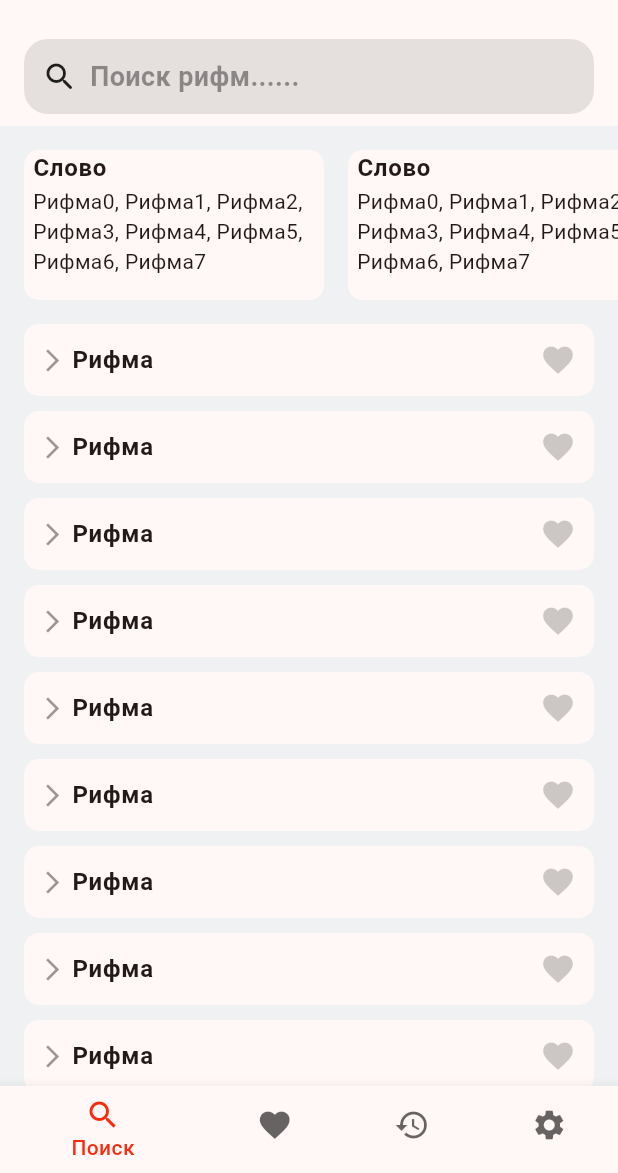
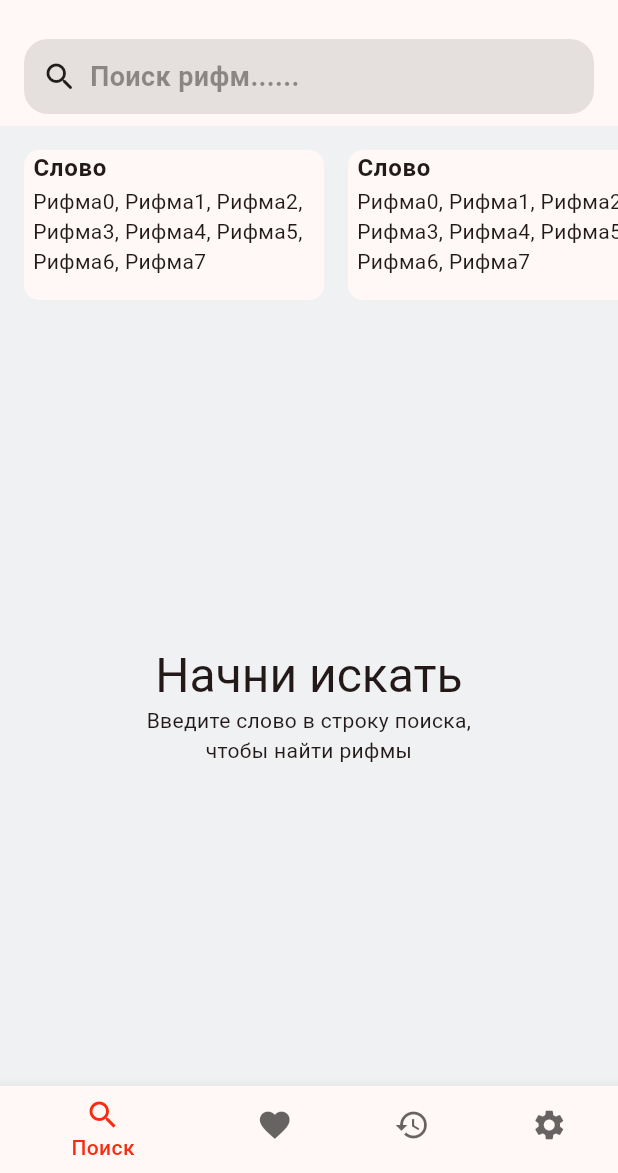
Before and after one commit to engine1c/phymer, a Flutter app: the screen it shows after launch, on a phone screen of 412 x 824 dp, the part 63-1236 px from its top. Run offline on Flutter 3.47's test engine with Material 3 defaults, Android fonts, the phone set to English and light mode, and no system bars; our stand-ins replace auto_route, dio, equatable, flutter_bloc, flutter_dotenv, retrofit; generated files the repository leaves out were written again.

Commit message:
version: 1.0.0+10

```diff
--- a/lib/api/api.dart
+++ b/lib/api/api.dart
@@ -8,19 +8,19 @@ part 'api.g.dart';
 //flutter packages pub run build_runner build --delete-conflicting-outputs
 
 @RestApi(baseUrl: '')
-abstract class RhimerApiClient {
-  factory RhimerApiClient(Dio dio, {String baseUrl}) = _RhimerApiClient;
+abstract class RhymerApiClient {
+  factory RhymerApiClient(Dio dio, {String baseUrl}) = _RhymerApiClient;
 
-  factory RhimerApiClient.create({String? apiURL}) {
+  factory RhymerApiClient.create({String? apiURL}) {
     final dio = Dio();
     if (apiURL != null) {
-      return RhimerApiClient(dio, baseUrl: apiURL);
+      return RhymerApiClient(dio, baseUrl: apiURL);
     }
-    return RhimerApiClient(
+    return RhymerApiClient(
       dio,
     );
   }
 
-  @GET('/rhimes/get')
-  Future<Rhimes> getRhimesList(@Query('word') String word);
+  @GET('{word}')
+  Future<Rhymes> getRhimesList(@Path('word') String word);
 }
--- a/lib/api/models/rhymes.dart
+++ b/lib/api/models/rhymes.dart
@@ -3,12 +3,12 @@ import 'package:json_annotation/json_annotation.dart';
 part 'rhymes.g.dart';
 
 @JsonSerializable()
-class Rhimes {
-  const Rhimes({
+class Rhymes {
+  const Rhymes({
     required this.words,
   });
 
-  factory Rhimes.fromJson(Map<String, dynamic> json) => _$RhimesFromJson(json);
+  factory Rhymes.fromJson(Map<String, dynamic> json) => _$RhimesFromJson(json);
 
   final List<String> words;
 
--- /dev/null
+++ b/lib/features/search/bloc/rhymer_list_bloc.dart
@@ -0,0 +1,30 @@
+import 'package:equatable/equatable.dart';
+import 'package:flutter_bloc/flutter_bloc.dart';
+import 'package:rhymer/api/api.dart';
+import 'package:rhymer/api/models/models.dart';
+
+part 'rhymer_list_event.dart';
+part 'rhymer_list_state.dart';
+
+class RhymesListBloc extends Bloc<RhymesListEvent, RhymesListState> {
+  RhymesListBloc({required this.apiClient}) : super(RhymesListInitial()) {
+    on<SearchRhymes>(_onSearch);
+  }
+
+  final RhymerApiClient apiClient;
+
+  Future<void> _onSearch(
+    SearchRhymes event,
+    Emitter<RhymesListState> emit,
+  ) async {
+    try {
+      emit(RhymesListLoading());
+      final rhymes = await apiClient.getRhimesList(event.query);
+      emit(RhymesListLoaded(rhymes: rhymes));
+      //print('....Rhymer---List---Loading$rhymes');
+    } catch (e) {
+      //print('....Rhymer---List---Loading---ERROR: $e');
+      emit(RhymesListFailure(e));
+    }
+  }
+}
--- /dev/null
+++ b/lib/features/search/bloc/rhymer_list_event.dart
@@ -0,0 +1,16 @@
+part of 'rhymer_list_bloc.dart';
+
+sealed class RhymesListEvent extends Equatable {
+  const RhymesListEvent();
+
+  @override
+  List<Object> get props => [];
+}
+
+class SearchRhymes extends RhymesListEvent {
+  const SearchRhymes({required this.query});
+
+  final String query;
+  @override
+  List<Object> get props => super.props..addAll([query]);
+}
--- /dev/null
+++ b/lib/features/search/bloc/rhymer_list_state.dart
@@ -0,0 +1,57 @@
+part of 'rhymer_list_bloc.dart';
+
+sealed class RhymesListState extends Equatable {
+  const RhymesListState();
+
+  @override
+  List<Object> get props => [];
+}
+
+final class RhymesListInitial extends RhymesListState {}
+
+final class RhymesListLoading extends RhymesListState {}
+
+final class RhymesListLoaded extends RhymesListState {
+  const RhymesListLoaded({
+    required this.rhymes,
+    //required this.query,
+    //required List<FavoriteRhymes> favoriteRhymes,
+  }); //: _favoriteRhymes = favoriteRhymes;
+
+  //final String query;
+  final Rhymes rhymes;
+  //final List<FavoriteRhymes> _favoriteRhymes;
+
+  // bool isFavorite(String rhyme) {
+  //   return _favoriteRhymes
+  //       .where((e) => e.favoriteWord == rhyme && e.queryWord == query)
+  //       .isNotEmpty;
+  // }
+
+  @override
+  List<Object> get props => super.props
+    ..addAll([
+      rhymes,
+      //query,
+    ]); // _favoriteRhymes]);
+
+  RhymesListLoaded copyWith({
+    String? query,
+    Rhymes? rhymes,
+    //List<FavoriteRhymes>? favoriteRhymes,
+  }) {
+    return RhymesListLoaded(
+      //query: query ?? this.query,
+      rhymes: rhymes ?? this.rhymes,
+      //favoriteRhymes: favoriteRhymes ?? _favoriteRhymes,
+    );
+  }
+}
+
+final class RhymesListFailure extends RhymesListState {
+  const RhymesListFailure(this.error);
+  final Object error;
+
+  @override
+  List<Object> get props => super.props..add(error);
+}
--- a/lib/features/search/view/search_screen.dart
+++ b/lib/features/search/view/search_screen.dart
@@ -1,13 +1,35 @@
 import 'package:auto_route/auto_route.dart';
 import 'package:flutter/material.dart';
+import 'package:flutter_bloc/flutter_bloc.dart';
+import 'package:rhymer/features/search/bloc/rhymer_list_bloc.dart';
+import 'package:rhymer/features/search/widgets/rhymes_list_initial_baner.dart';
 import 'package:rhymer/features/search/widgets/widgets.dart';
 import 'package:rhymer/ui/widgets/widgets.dart';
 
 @RoutePage()
-class SearchScreen extends StatelessWidget {
+class SearchScreen extends StatefulWidget {
   const SearchScreen({
     super.key,
   });
+
+  @override
+  State<SearchScreen> createState() => _SearchScreenState();
+}
+
+// final apiURL = dotenv.env['API_URL'];
+// final client = RhymerApiClient.create(apiURL: apiURL);
+// final _rhymesListBloc = RhymesListBloc(apiClient: client);
+
+class _SearchScreenState extends State<SearchScreen> {
+  final _searchController = TextEditingController();
+
+  // @override
+  // void initState() {
+  //   //_rhymesListBloc.add(const SearchRhymes(query: 'глаз'));
+  //   BlocProvider.of<RhymesListBloc>(context)
+  //       .add(const SearchRhymes(query: 'морковь'));
+  //   super.initState();
+  // }
 
   @override
   Widget build(BuildContext context) {
@@ -24,6 +46,7 @@ class SearchScreen extends StatelessWidget {
           bottom: PreferredSize(
             preferredSize: const Size.fromHeight(70),
             child: SearchButton(
+              controller: _searchController,
               onTap: () => _showSearchBottomSheet(context),
             ),
           ),
@@ -50,32 +73,66 @@ class SearchScreen extends StatelessWidget {
             ),
           ),
         ),
-        const SliverToBoxAdapter(
-          child: SizedBox(
-            height: 16,
-          ),
-        ),
-        SliverList.builder(
-            itemBuilder: (context, index) => const RhymeListCard(
-                  rhyme: 'Рифма',
-                  sourseWord: '',
-                )),
+        const SliverToBoxAdapter(child: SizedBox(height: 16)),
+        BlocBuilder<RhymesListBloc, RhymesListState>(
+            //listener: _handleRhymesListState,
+            builder: (context, state) {
+          if (state is RhymesListLoaded) {
+            final rhymesModel = state.rhymes;
+            final rhymes = rhymesModel.words;
+            return SliverList.builder(
+              itemCount: rhymes.length,
+              itemBuilder: (context, index) {
+                final rhyme = rhymes[index];
+                return RhymeListCard(
+                    rhyme: rhyme,
+                    //isFavorite: state.isFavorite(rhyme),
+                    onTap: () {}
+                    //=> _toggleFavorite(context, rhymesModel, state, rhyme),
+                    );
+              },
+            );
+          }
+          if (state is RhymesListInitial) {
+            return const SliverFillRemaining(
+              child: RhymesListInitialBanner(),
+            );
+          }
+          return const SliverFillRemaining(
+            child: Center(
+              child: CircularProgressIndicator(),
+            ),
+          );
+        }),
       ],
     );
   }
 
-  Future<dynamic> _showSearchBottomSheet(
-    BuildContext context,
-  ) {
-    return showModalBottomSheet(
+  // void _handleRhymesListState(
+  //   BuildContext context,
+  //   RhymesListState state,
+  // ) {
+  //   if (state is RhymesListLoaded) {
+  //     BlocProvider.of<HistoryRhymesBloc>(context).add(LoadHistoryRhymes());
+  //   }
+  // }
+
+  Future<void> _showSearchBottomSheet(BuildContext context) async {
+    final bloc = BlocProvider.of<RhymesListBloc>(context);
+    final query = await showModalBottomSheet<String>(
       isScrollControlled: true,
       backgroundColor: Colors.transparent,
       elevation: 0,
       context: context,
-      builder: (context) => const Padding(
-        padding: EdgeInsets.only(top: 60),
-        child: SearchRhimerBottomSheet(),
+      builder: (context) => Padding(
+        padding: const EdgeInsets.only(top: 60),
+        child: SearchRhymesBottomSheet(
+          controller: _searchController,
+        ),
       ),
     );
+    if (query?.isNotEmpty ?? false) {
+      bloc.add(SearchRhymes(query: query!));
+    }
   }
 }
--- /dev/null
+++ b/lib/features/search/widgets/rhymes_list_initial_baner.dart
@@ -0,0 +1,29 @@
+import 'package:flutter/material.dart';
+
+class RhymesListInitialBanner extends StatelessWidget {
+  const RhymesListInitialBanner({super.key});
+
+  @override
+  Widget build(BuildContext context) {
+    final theme = Theme.of(context);
+    return Center(
+      child: Column(
+        mainAxisAlignment: MainAxisAlignment.center,
+        children: [
+          Text(
+            'Начни искать',
+            style: theme.textTheme.headlineLarge,
+          ),
+          Padding(
+            padding: const EdgeInsets.symmetric(horizontal: 40),
+            child: Text(
+              'Введите слово в строку поиска,\nчтобы найти рифмы',
+              textAlign: TextAlign.center,
+              style: theme.textTheme.bodyMedium,
+            ),
+          ),
+        ],
+      ),
+    );
+  }
+}
--- a/lib/features/search/widgets/search_button.dart
+++ b/lib/features/search/widgets/search_button.dart
@@ -4,9 +4,11 @@ class SearchButton extends StatelessWidget {
   const SearchButton({
     super.key,
     required this.onTap,
+    required this.controller,
   });
 
   final VoidCallback onTap;
+  final TextEditingController controller;
 
   @override
   Widget build(BuildContext context) {
@@ -26,13 +28,19 @@ class SearchButton extends StatelessWidget {
             const SizedBox(
               width: 8,
             ),
-            Text(
-              'Поиск рифм......',
-              style: TextStyle(
-                  fontSize: 18,
-                  color: theme.hintColor.withOpacity(0.4),
-                  fontWeight: FontWeight.w700),
-            ),
+            AnimatedBuilder(
+                animation: controller,
+                builder: (context, _) {
+                  return Text(
+                    controller.text.isEmpty
+                        ? 'Поиск рифм......'
+                        : controller.text,
+                    style: TextStyle(
+                        fontSize: 18,
+                        color: theme.hintColor.withOpacity(0.4),
+                        fontWeight: FontWeight.w700),
+                  );
+                }),
           ],
         ),
       ),
--- a/lib/features/search/widgets/widgets.dart
+++ b/lib/features/search/widgets/widgets.dart
@@ -1,2 +1,2 @@
 export 'search_button.dart';
-export 'search_rhimer_bottom_sheet.dart';
+export 'search_rhymes_bottom_sheet.dart';
--- a/lib/main.dart
+++ b/lib/main.dart
@@ -1,15 +1,19 @@
 import 'package:flutter/material.dart';
+import 'package:flutter_bloc/flutter_bloc.dart';
 import 'package:flutter_dotenv/flutter_dotenv.dart';
 import 'package:rhymer/api/api.dart';
-//import 'package:rhymer/api/api.dart';
+import 'package:rhymer/features/search/bloc/rhymer_list_bloc.dart';
 import 'package:rhymer/router/router.dart';
 
 import 'ui/ui.dart';
 
 Future<void> main() async {
   WidgetsFlutterBinding.ensureInitialized();
+
   await dotenv.load(fileName: ".env");
-  final client = RhimerApiClient.create(apiURL: dotenv.env['API_URL']);
+  final apiURL = dotenv.env['API_URL'];
+  final client = RhymerApiClient.create(apiURL: apiURL);
+
   runApp(const RhymerApp());
 }
 
@@ -17,7 +21,8 @@ class RhymerApp extends StatefulWidget {
   const RhymerApp({
     super.key,
   });
-  //final RhimerApiClient apiClient;
+
+  //final RhymerApiClient apiClient;
 
   @override
   State<RhymerApp> createState() => _RhymerAppState();
@@ -26,20 +31,24 @@ class RhymerApp extends StatefulWidget {
 class _RhymerAppState extends State<RhymerApp> {
   final _router = AppRouter();
 
-  @override
-  void initState() {
-    super.initState();
-    // widget.apiClient.getRhimesList('морковь').then((value) {
-    //   print(value);
-    // });
-  }
+  // @override
+  // void initState() {
+  //   super.initState();
+  //   // widget.apiClient.getRhimesList('морковь').then((value) {
+  //   //   print(value);
+  //   // });
+  // }
 
   @override
   Widget build(BuildContext context) {
-    return MaterialApp.router(
-      title: 'Rhymer',
-      theme: themeData,
-      routerConfig: _router.config(),
+    return BlocProvider(
+      create: (context) => RhymesListBloc(
+          apiClient: RhymerApiClient.create(apiURL: dotenv.env['API_URL'])),
+      child: MaterialApp.router(
+        title: 'Rhymer',
+        theme: themeData,
+        routerConfig: _router.config(),
+      ),
     );
   }
 }
--- a/lib/ui/widgets/rhyme_list_card.dart
+++ b/lib/ui/widgets/rhyme_list_card.dart
@@ -6,12 +6,14 @@ class RhymeListCard extends StatelessWidget {
     super.key,
     this.isFavorite = false,
     required this.rhyme,
-    required this.sourseWord,
+    this.sourceWord,
+    required this.onTap,
   });
 
+  final String rhyme;
+  final String? sourceWord;
   final bool isFavorite;
-  final String rhyme;
-  final String? sourseWord;
+  final VoidCallback onTap;
 
   @override
   Widget build(BuildContext context) {
@@ -22,10 +24,11 @@ class RhymeListCard extends StatelessWidget {
       child: Row(
         mainAxisAlignment: MainAxisAlignment.spaceBetween,
         children: [
-          Row(children: [
-            if (sourseWord != null) ...[
+          Row(
+            children: [
+              if (sourceWord != null) ...[
                 Text(
-                sourseWord!,
+                  sourceWord!,
                   style: theme.textTheme.bodyLarge,
                 ),
                 Padding(
@@ -39,18 +42,21 @@ class RhymeListCard extends StatelessWidget {
               ],
               Text(
                 rhyme,
-              style: theme.textTheme.bodyLarge
-                  ?.copyWith(fontWeight: FontWeight.w600),
+                style: theme.textTheme.bodyLarge?.copyWith(
+                  fontWeight: FontWeight.w600,
                 ),
-          ]),
+              ),
+            ],
+          ),
           IconButton(
-              onPressed: () {},
+            onPressed: onTap,
             icon: Icon(
               Icons.favorite,
               color: isFavorite
                   ? theme.primaryColor
                   : theme.hintColor.withOpacity(0.2),
-              ))
+            ),
+          )
         ],
       ),
     );
--- a/pubspec.yaml
+++ b/pubspec.yaml
@@ -1,7 +1,7 @@
 name: rhymer
 description: A new Flutter project.
 
-version: 1.0.0+9
+version: 1.0.0+10
 
 environment:
   sdk: ">=3.1.0 <4.0.0"
@@ -16,6 +16,8 @@ dependencies:
   retrofit: ^4.1.0
   json_annotation: ^4.9.0
   flutter_dotenv: ^5.1.0
+  flutter_bloc: ^8.1.3
+  equatable: ^2.0.5
 
 dev_dependencies:
   flutter_test:
```
Also changed, not shown: lib/features/favorites/view/favorites_screen.dart (+5 -5 lines), lib/features/search/widgets/search_rhymes_bottom_sheet.dart (renamed from lib/features/search/widgets/search_rhimer_bottom_sheet.dart, +22 -10 lines), lib/api/api.g.dart, lib/api/models/rhymes.g.dart, pubspec.lock, 2 other files. Lines whose indentation alone changed are shown as unchanged.
